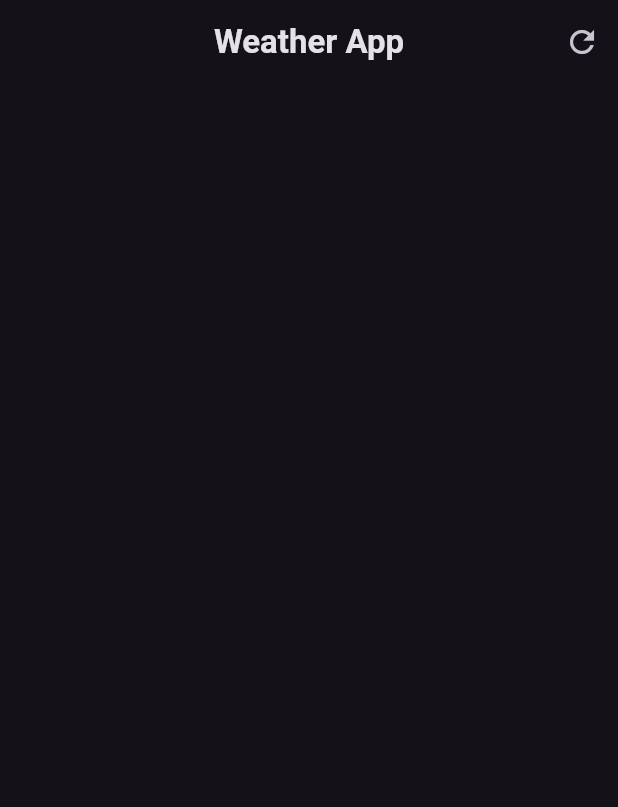
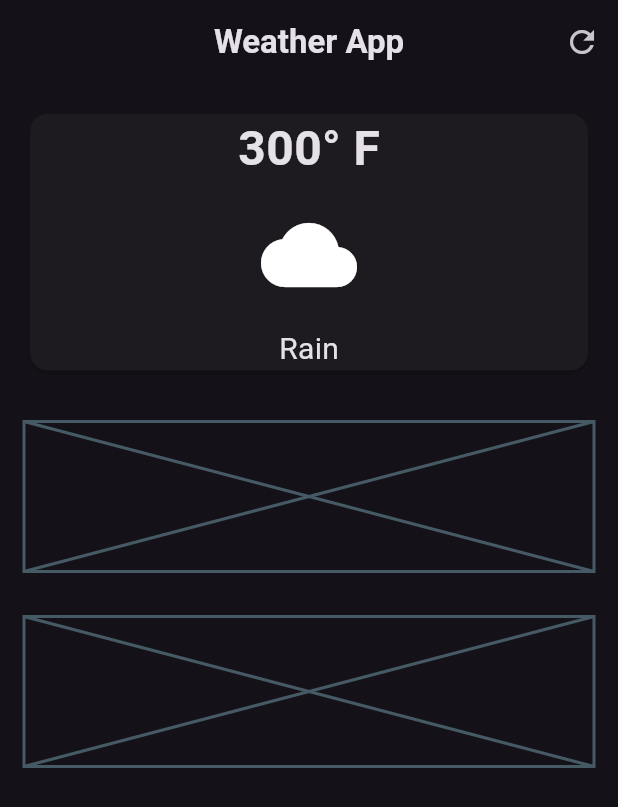
Before and after one commit to SemajCode/weather_app, a Flutter app: the screen it shows after launch, on a phone screen of 412 x 824 dp. Shown: the top 807 px of the screen. Run offline on Flutter 3.47's test engine with Material 2 defaults, Android fonts, the phone set to English and light mode, and no system bars.

Commit message:
working on the Card widget

```diff
--- a/lib/weather_screen.dart
+++ b/lib/weather_screen.dart
@@ -21,6 +21,62 @@ class WeatherScreen extends StatelessWidget {
           )
         ],
       ),
+      body: const Padding(
+        padding: EdgeInsets.all(16.0),
+        child: Column(
+          children: [
+            //main card
+            SizedBox(
+              width: double.infinity,
+              child: Card(
+                child: Column(
+                  children: [
+                    Text(
+                      '300° F',
+                      style: TextStyle(
+                        fontSize: 32,
+                        fontWeight: FontWeight.bold,
+                      ),
+                    ),
+                    SizedBox(
+                      height: 16,
+                    ),
+                    Icon(
+                      Icons.cloud,
+                      size: 64,
+                    ),
+                    SizedBox(
+                      height: 16,
+                    ),
+                    Text(
+                      'Rain',
+                      style: TextStyle(fontSize: 20),
+                    ),
+                  ],
+                ),
+              ),
+            ),
+
+            SizedBox(
+              height: 30,
+            ),
+
+            //weather forecast cards
+            Placeholder(
+              fallbackHeight: 100,
+            ),
+
+            SizedBox(
+              height: 30,
+            ),
+
+            //additional information
+            Placeholder(
+              fallbackHeight: 100,
+            )
+          ],
+        ),
+      ),
     );
   }
 }
```
